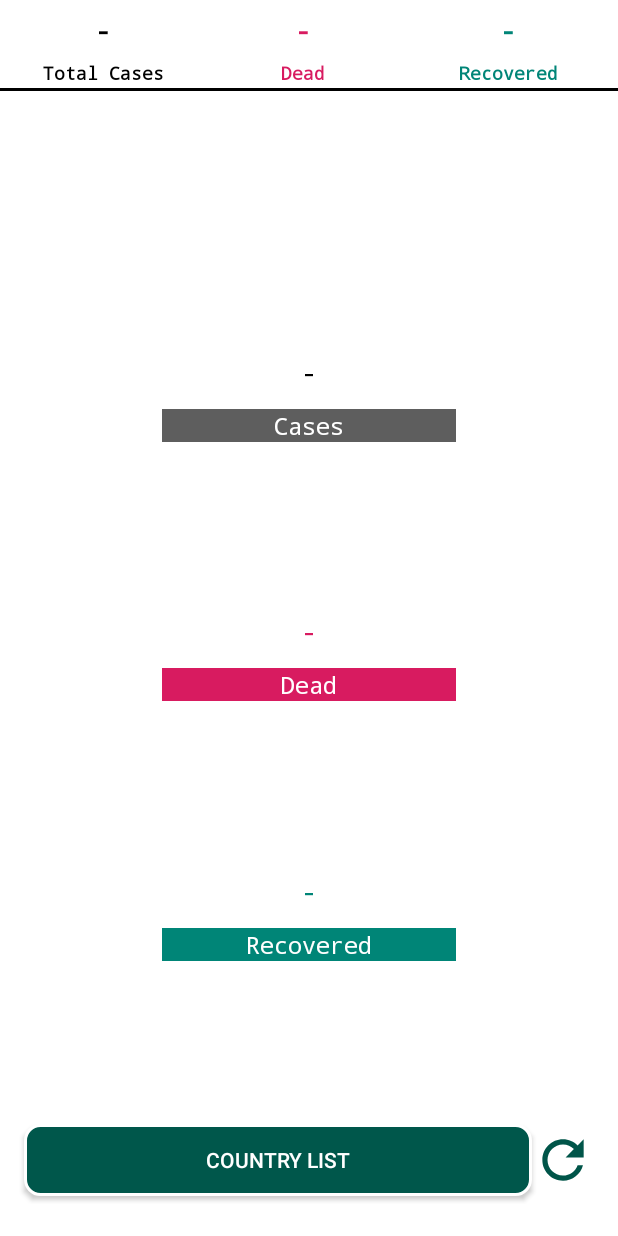
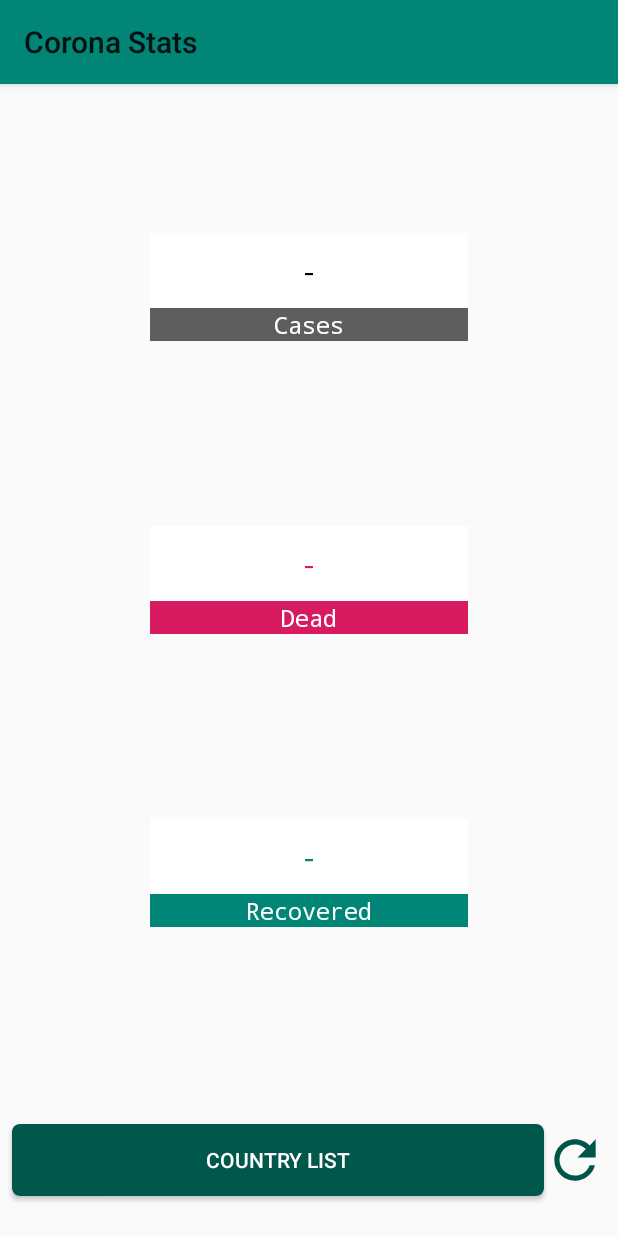
Before and after one commit to O-r-D/CoronaStats, an Android app: the screen it shows after launch (MainActivity), on a phone screen of 412 x 824 dp. Run offline under Robolectric (Android 15) with nearby library versions, the phone set to English and light mode, and no system bars.

Commit message:
Focused on Country Stats
- Removed World Stats

- Added ActionBar to the CountryStatsFragment

- Set the title to the ActionBar

```diff
--- a/app/src/main/java/com/ord/coronastats/ui/country/CountryStatsFragment.kt
+++ b/app/src/main/java/com/ord/coronastats/ui/country/CountryStatsFragment.kt
@@ -1,11 +1,14 @@
 package com.ord.coronastats.ui.country
 
 import android.content.Context
+import android.graphics.Color
 import android.os.Bundle
 import android.telephony.TelephonyManager
 import android.view.LayoutInflater
 import android.view.View
 import android.view.ViewGroup
+import android.widget.Toolbar
+import androidx.appcompat.app.AppCompatActivity
 import androidx.fragment.app.Fragment
 import androidx.lifecycle.Observer
 import androidx.lifecycle.ViewModelProvider
@@ -34,8 +37,10 @@ class CountryStatsFragment : Fragment() {
     override fun onActivityCreated(savedInstanceState: Bundle?) {
         super.onActivityCreated(savedInstanceState)
         viewModel = InjectorUtils.provideCountryStatsViewModelFactory().let {
-            ViewModelProvider(activity!!, it).get(CountryStatsViewModel::class.java)
+            ViewModelProvider(requireActivity(), it).get(CountryStatsViewModel::class.java)
         }
+
+        (requireActivity() as AppCompatActivity).setSupportActionBar(toolbar)
 
         country = (context?.getSystemService(Context.TELEPHONY_SERVICE) as TelephonyManager).simCountryIso ?: "CH"
 
@@ -66,7 +71,10 @@ class CountryStatsFragment : Fragment() {
             tv_recovered_nb.text = String.format("%,d", it.recovered)
             tv_recovered.text = getString(R.string.country_recovered)
 
-            tv_country_name.text = it.country
+//            tv_country_name.text = it.country
+
+            toolbar.title = it.country
+            toolbar.setTitleTextColor(Color.WHITE)
         })
 
         btn_change_country.setOnClickListener {
--- a/app/src/main/java/com/ord/coronastats/ui/main/MainActivity.kt
+++ b/app/src/main/java/com/ord/coronastats/ui/main/MainActivity.kt
@@ -33,9 +33,9 @@ class MainActivity : AppCompatActivity() {
 
     private fun bindUI() {
         viewModel.fetchWorldStats().observe(this, Observer {
-            tv_total_cases_nb.text = String.format("%,d", it.cases)
-            tv_dead_nb.text = String.format("%,d", it.deaths)
-            tv_recovered_nb.text = String.format("%,d", it.recovered)
+//            tv_total_cases_nb.text = String.format("%,d", it.cases)
+//            tv_dead_nb.text = String.format("%,d", it.deaths)
+//            tv_recovered_nb.text = String.format("%,d", it.recovered)
             tv_updated.text = getString(
                 R.string.main_last_updated,
                 SimpleDateFormat("EEEE, d MMMM yyyy - hh:mm:ss aa", Locale.getDefault()).format(it.updated)
--- a/app/src/main/res/drawable/shape_btn_country_stats.xml
+++ b/app/src/main/res/drawable/shape_btn_country_stats.xml
@@ -2,10 +2,10 @@
 <shape xmlns:android="http://schemas.android.com/apk/res/android">
 
     <solid android:color="@color/colorPrimaryDark"/>
-    <stroke
-            android:color="@android:color/white"
-            android:width="2dp"/>
+<!--    <stroke-->
+<!--            android:color="@android:color/white"-->
+<!--            android:width="2dp"/>-->
 
-    <corners android:radius="10dp"/>
+    <corners android:radius="5dp"/>
 
 </shape>
--- a/app/src/main/res/layout/activity_main.xml
+++ b/app/src/main/res/layout/activity_main.xml
@@ -5,75 +5,74 @@
         xmlns:app="http://schemas.android.com/apk/res-auto"
         android:layout_width="match_parent"
         android:layout_height="match_parent"
-        tools:context=".ui.main.MainActivity" android:background="@android:color/white">
-    <TableLayout
-            android:layout_width="match_parent"
-            android:layout_height="wrap_content" android:layout_weight="1"
-            app:layout_constraintTop_toTopOf="parent" app:layout_constraintStart_toStartOf="parent"
-            app:layout_constraintEnd_toEndOf="parent" android:id="@+id/tableLayout">
+        tools:context=".ui.main.MainActivity">
+<!--    <TableLayout-->
+<!--            android:layout_width="match_parent"-->
+<!--            android:layout_height="wrap_content" android:layout_weight="1"-->
+<!--            app:layout_constraintTop_toTopOf="parent" app:layout_constraintStart_toStartOf="parent"-->
+<!--            app:layout_constraintEnd_toEndOf="parent" android:id="@+id/tableLayout">-->
 
-        <TableRow
-                android:layout_width="match_parent"
-                android:layout_height="match_parent">
-            <TextView
-                    android:text="@string/global_empty_result"
-                    android:layout_width="wrap_content"
-                    android:id="@+id/tv_total_cases_nb" android:layout_weight="1"
-                    android:textAlignment="center" android:textStyle="bold" android:fontFamily="monospace"
-                    android:layout_height="40dp" android:gravity="center" android:textSize="18sp"
-                    android:textColor="@android:color/black"/>
-            <TextView
-                    android:text="@string/global_empty_result"
-                    android:layout_width="wrap_content"
-                    android:id="@+id/tv_dead_nb" android:layout_weight="1"
-                    android:textAlignment="center" android:textStyle="bold" android:fontFamily="monospace"
-                    android:textColor="@color/colorAccent" android:layout_height="40dp" android:gravity="center"
-                    android:textSize="18sp"/>
-            <TextView
-                    android:text="@string/global_empty_result"
-                    android:layout_width="wrap_content"
-                    android:id="@+id/tv_recovered_nb" android:layout_weight="1"
-                    android:textAlignment="center" android:textStyle="bold" android:fontFamily="monospace"
-                    android:textColor="@color/colorPrimary" android:layout_height="40dp" android:gravity="center"
-                    android:textSize="18sp"/>
-        </TableRow>
-        <TableRow android:layout_width="match_parent" android:layout_height="match_parent">
-            <TextView
-                    android:text="@string/main_total_cases"
-                    android:layout_width="39dp"
-                    android:layout_height="wrap_content" android:id="@+id/tv_total_cases" android:layout_weight="1"
-                    android:textAlignment="center" android:textStyle="bold" android:fontFamily="monospace"
-                    android:textSize="12sp" android:textColor="@android:color/black"/>
-            <TextView
-                    android:text="@string/global_dead"
-                    android:layout_width="wrap_content"
-                    android:layout_height="wrap_content" android:id="@+id/tv_dead" android:layout_weight="1"
-                    android:textAlignment="center" android:textStyle="bold" android:fontFamily="monospace"
-                    android:textColor="@color/colorAccent" android:textSize="12sp"/>
-            <TextView
-                    android:text="@string/global_recovered"
-                    android:layout_width="47dp"
-                    android:layout_height="wrap_content" android:id="@+id/tv_recovered" android:layout_weight="1"
-                    android:textAlignment="center" android:textStyle="bold" android:fontFamily="monospace"
-                    android:textColor="@color/colorPrimary" android:textSize="12sp"/>
-        </TableRow>
-        <TableRow
-                android:layout_width="match_parent"
-                android:layout_height="match_parent">
-            <View android:background="@android:color/black"
-                  android:layout_width="match_parent"
-                  android:layout_height="2dp" android:layout_weight="1" android:layout_marginTop="2dp"/>
-        </TableRow>
-    </TableLayout>
+<!--        <TableRow-->
+<!--                android:layout_width="match_parent"-->
+<!--                android:layout_height="match_parent">-->
+<!--            <TextView-->
+<!--                    android:text="@string/global_empty_result"-->
+<!--                    android:layout_width="wrap_content"-->
+<!--                    android:id="@+id/tv_total_cases_nb" android:layout_weight="1"-->
+<!--                    android:textAlignment="center" android:textStyle="bold" android:fontFamily="monospace"-->
+<!--                    android:layout_height="40dp" android:gravity="center" android:textSize="18sp"-->
+<!--                    android:textColor="@android:color/black"/>-->
+<!--            <TextView-->
+<!--                    android:text="@string/global_empty_result"-->
+<!--                    android:layout_width="wrap_content"-->
+<!--                    android:id="@+id/tv_dead_nb" android:layout_weight="1"-->
+<!--                    android:textAlignment="center" android:textStyle="bold" android:fontFamily="monospace"-->
+<!--                    android:textColor="@color/colorAccent" android:layout_height="40dp" android:gravity="center"-->
+<!--                    android:textSize="18sp"/>-->
+<!--            <TextView-->
+<!--                    android:text="@string/global_empty_result"-->
+<!--                    android:layout_width="wrap_content"-->
+<!--                    android:id="@+id/tv_recovered_nb" android:layout_weight="1"-->
+<!--                    android:textAlignment="center" android:textStyle="bold" android:fontFamily="monospace"-->
+<!--                    android:textColor="@color/colorPrimary" android:layout_height="40dp" android:gravity="center"-->
+<!--                    android:textSize="18sp"/>-->
+<!--        </TableRow>-->
+<!--        <TableRow android:layout_width="match_parent" android:layout_height="match_parent">-->
+<!--            <TextView-->
+<!--                    android:text="@string/main_total_cases"-->
+<!--                    android:layout_width="39dp"-->
+<!--                    android:layout_height="wrap_content" android:id="@+id/tv_total_cases" android:layout_weight="1"-->
+<!--                    android:textAlignment="center" android:textStyle="bold" android:fontFamily="monospace"-->
+<!--                    android:textSize="12sp" android:textColor="@android:color/black"/>-->
+<!--            <TextView-->
+<!--                    android:text="@string/global_dead"-->
+<!--                    android:layout_width="wrap_content"-->
+<!--                    android:layout_height="wrap_content" android:id="@+id/tv_dead" android:layout_weight="1"-->
+<!--                    android:textAlignment="center" android:textStyle="bold" android:fontFamily="monospace"-->
+<!--                    android:textColor="@color/colorAccent" android:textSize="12sp"/>-->
+<!--            <TextView-->
+<!--                    android:text="@string/global_recovered"-->
+<!--                    android:layout_width="47dp"-->
+<!--                    android:layout_height="wrap_content" android:id="@+id/tv_recovered" android:layout_weight="1"-->
+<!--                    android:textAlignment="center" android:textStyle="bold" android:fontFamily="monospace"-->
+<!--                    android:textColor="@color/colorPrimary" android:textSize="12sp"/>-->
+<!--        </TableRow>-->
+<!--        <TableRow-->
+<!--                android:layout_width="match_parent"-->
+<!--                android:layout_height="match_parent">-->
+<!--            <View android:background="@android:color/black"-->
+<!--                  android:layout_width="match_parent"-->
+<!--                  android:layout_height="2dp" android:layout_weight="1" android:layout_marginTop="2dp"/>-->
+<!--        </TableRow>-->
+<!--    </TableLayout>-->
     <androidx.fragment.app.FragmentContainerView
             android:layout_width="0dp"
             android:layout_height="0dp"
             android:id="@+id/fragment"
-            app:layout_constraintTop_toBottomOf="@+id/tableLayout" app:layout_constraintStart_toStartOf="parent"
+            app:layout_constraintStart_toStartOf="parent"
             app:layout_constraintEnd_toEndOf="parent"
-            android:layout_marginTop="8dp"
-            android:layout_marginStart="8dp" android:layout_marginEnd="8dp"
-            app:layout_constraintBottom_toTopOf="@+id/tv_updated" android:layout_marginBottom="1dp">
+            app:layout_constraintBottom_toTopOf="@+id/tv_updated" android:layout_marginBottom="1dp"
+            app:layout_constraintTop_toTopOf="parent">
     </androidx.fragment.app.FragmentContainerView>
     <TextView
             android:layout_width="0dp"
--- a/app/src/main/res/layout/fragment_country_stats.xml
+++ b/app/src/main/res/layout/fragment_country_stats.xml
@@ -5,14 +5,23 @@
         android:layout_width="match_parent"
         android:layout_height="match_parent"
         tools:context=".ui.country.CountryStatsFragment">
-    <TextView
-            android:layout_width="0dp"
-            android:layout_height="wrap_content" android:id="@+id/tv_country_name"
-            tools:text="Lebanon" android:textColor="@android:color/black"
-            android:textStyle="bold" android:textSize="30sp" android:fontFamily="monospace"
+    <androidx.appcompat.widget.Toolbar
+            android:layout_width="match_parent"
+            android:layout_height="wrap_content"
+            android:background="?attr/colorPrimary"
+            android:theme="?attr/actionBarTheme"
+            android:minHeight="?attr/actionBarSize" android:id="@+id/toolbar"
             app:layout_constraintTop_toTopOf="parent" app:layout_constraintEnd_toEndOf="parent"
-            app:layout_constraintStart_toStartOf="parent" android:layout_marginTop="20dp"
-            android:textAlignment="center"/>
+            app:layout_constraintStart_toStartOf="parent" android:elevation="4dp"/>
+<!--    <TextView-->
+<!--            android:layout_width="0dp"-->
+<!--            android:layout_height="wrap_content" android:id="@+id/tv_country_name"-->
+<!--            tools:text="Lebanon" android:textColor="@android:color/black"-->
+<!--            android:textStyle="bold" android:textSize="30sp" android:fontFamily="monospace"-->
+<!--            app:layout_constraintEnd_toEndOf="parent"-->
+<!--            app:layout_constraintStart_toStartOf="parent"-->
+<!--            android:textAlignment="textStart" android:paddingStart="10dp" android:elevation="4dp"-->
+<!--            app:layout_constraintTop_toBottomOf="@+id/toolbar"/>-->
     <LinearLayout
             android:orientation="vertical"
             android:layout_width="0dp"
@@ -20,7 +29,7 @@
             app:layout_constraintStart_toStartOf="parent" app:layout_constraintEnd_toEndOf="parent"
             android:layout_marginStart="100dp" android:layout_marginEnd="100dp" android:id="@+id/linearLayout3"
             app:layout_constraintBottom_toTopOf="@+id/linearLayout"
-            app:layout_constraintTop_toBottomOf="@+id/tv_country_name" android:layout_marginTop="16dp"
+            app:layout_constraintTop_toBottomOf="@+id/toolbar"
     >
         <TextView
                 android:text="@string/global_empty_result"
```
